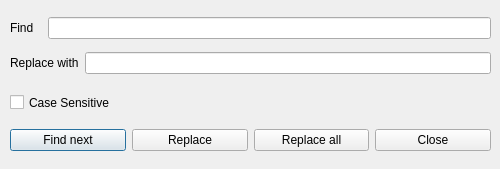
Above: src/findreplace.ui from CsoundQt/CsoundQt before the change. Below: the same form after it.
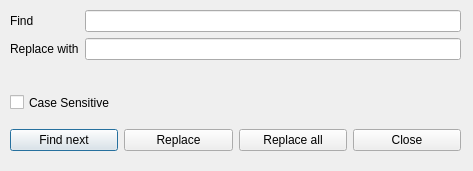
That is the form after the change.

What changed in the file:
```diff
--- a/src/findreplace.ui
+++ b/src/findreplace.ui
@@ -6,8 +6,8 @@
    <rect>
     <x>0</x>
     <y>0</y>
-    <width>500</width>
-    <height>169</height>
+    <width>473</width>
+    <height>171</height>
    </rect>
   </property>
   <property name="acceptDrops">
@@ -37,11 +37,11 @@
     <rect>
      <x>10</x>
      <y>10</y>
-     <width>481</width>
-     <height>71</height>
+     <width>451</width>
+     <height>60</height>
     </rect>
    </property>
-   <layout class="QGridLayout" name="Layout_2">
+   <layout class="QFormLayout" name="formLayout">
     <item row="0" column="0">
      <widget class="QLabel" name="label">
       <property name="text">
@@ -49,18 +49,25 @@
       </property>
      </widget>
     </item>
-    <item row="0" column="1" colspan="2">
+    <item row="0" column="1">
      <widget class="QLineEdit" name="findLineEdit"/>
     </item>
-    <item row="1" column="0" colspan="2">
+    <item row="1" column="0">
      <widget class="QLabel" name="label_2">
       <property name="text">
        <string>Replace with</string>
       </property>
      </widget>
     </item>
-    <item row="1" column="2">
-     <widget class="QLineEdit" name="replaceLineEdit"/>
+    <item row="1" column="1">
+     <widget class="QLineEdit" name="replaceLineEdit">
+      <property name="minimumSize">
+       <size>
+        <width>320</width>
+        <height>0</height>
+       </size>
+      </property>
+     </widget>
     </item>
    </layout>
   </widget>
@@ -69,7 +76,7 @@
     <rect>
      <x>10</x>
      <y>120</y>
-     <width>481</width>
+     <width>451</width>
      <height>41</height>
     </rect>
    </property>
```
